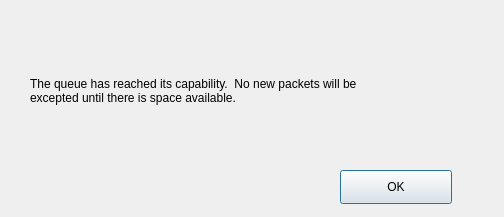
Qt form GUIForms/queueErrorMessageOverlay.ui (asdiamond/ntps) before a commit.
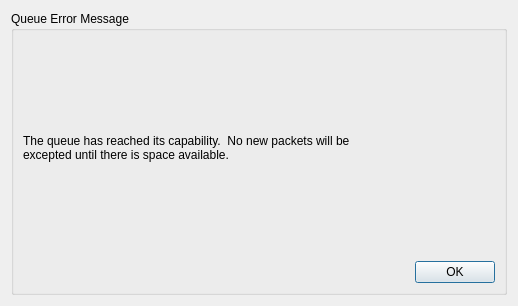
The same form after that commit.

Commit message: First draft of GUI Forms completed, awaiting review by other members

The edit to the form file:
```diff
--- a/GUIForms/queueErrorMessageOverlay.ui
+++ b/GUIForms/queueErrorMessageOverlay.ui
@@ -6,40 +6,45 @@
    <rect>
     <x>0</x>
     <y>0</y>
-    <width>504</width>
-    <height>217</height>
+    <width>518</width>
+    <height>306</height>
    </rect>
   </property>
   <property name="windowTitle">
    <string>Dialog</string>
   </property>
-  <widget class="QPushButton" name="pushButton">
-   <property name="geometry">
-    <rect>
-     <x>340</x>
-     <y>170</y>
-     <width>112</width>
-     <height>34</height>
-    </rect>
+  <layout class="QHBoxLayout" name="horizontalLayout">
+   <item>
+    <widget class="QGroupBox" name="groupBox">
+     <property name="title">
+      <string>Queue Error Message</string>
+     </property>
+     <layout class="QGridLayout" name="gridLayout">
+      <item row="1" column="0" alignment="Qt::AlignRight">
+       <widget class="QPushButton" name="pushButton_2">
+        <property name="sizePolicy">
+         <sizepolicy hsizetype="Fixed" vsizetype="Fixed">
+          <horstretch>0</horstretch>
+          <verstretch>0</verstretch>
+         </sizepolicy>
    </property>
    <property name="text">
     <string>OK</string>
    </property>
   </widget>
+      </item>
+      <item row="0" column="0">
   <widget class="QLabel" name="label">
-   <property name="geometry">
-    <rect>
-     <x>30</x>
-     <y>40</y>
-     <width>461</width>
-     <height>101</height>
-    </rect>
-   </property>
    <property name="text">
     <string>The queue has reached its capability.  No new packets will be
 excepted until there is space available.</string>
    </property>
   </widget>
+      </item>
+     </layout>
+    </widget>
+   </item>
+  </layout>
  </widget>
  <resources/>
  <connections/>
```
Lines whose indentation alone changed are shown as unchanged. The commit also changes 4 other files.
